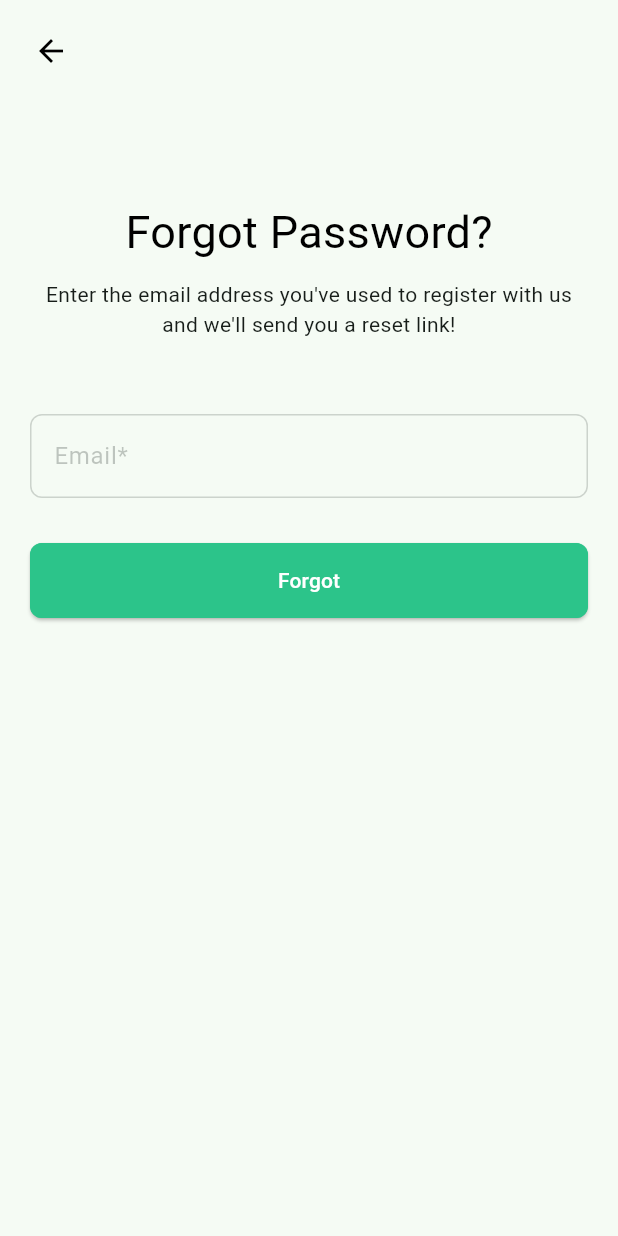
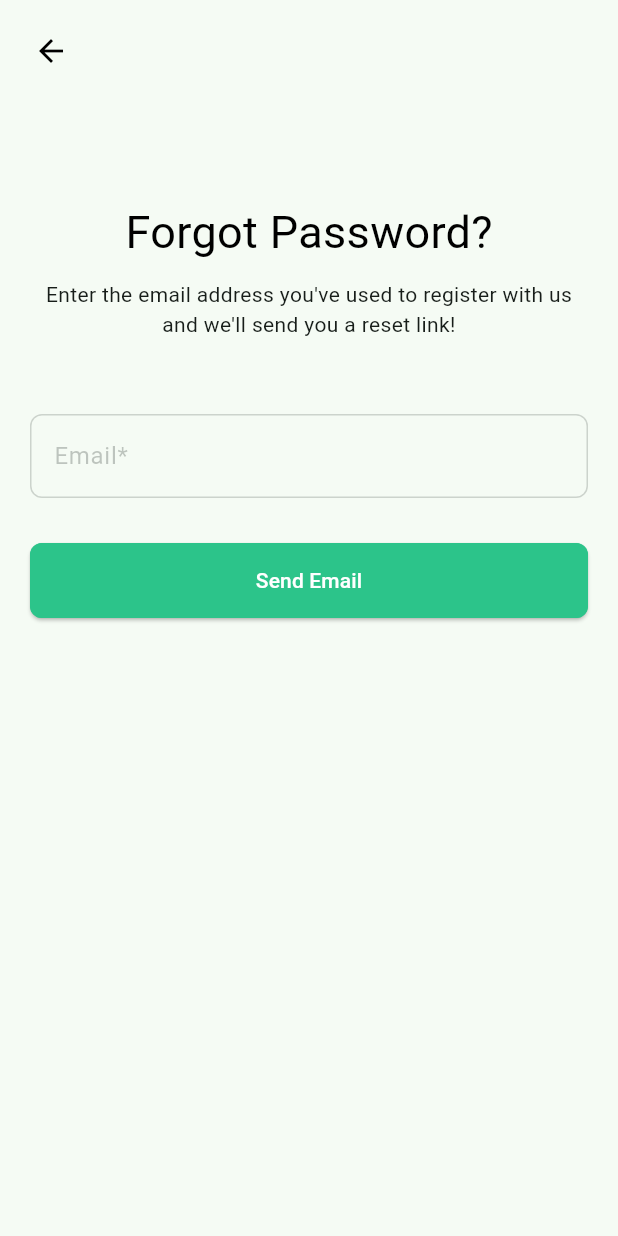
Before and after one commit to akshay-1705/maison_mate_partner_client, a Flutter app: the SignUpWidget screen opened directly, after a tap on "Sign Up", after a tap on "Sign In", after a tap on "Forgot Password?", on a phone screen of 412 x 824 dp. Run offline on Flutter 3.47's test engine with Material 2 defaults, Android fonts, the light colour scheme and no system bars; our stand-ins replace webview_flutter.

Commit message:
animation and minor changes

```diff
--- a/lib/states/sign_in.dart
+++ b/lib/states/sign_in.dart
@@ -13,4 +13,9 @@ class SignInModel extends ChangeNotifier {
     errorMessage = message;
     notifyListeners();
   }
+
+  void clearStates() {
+    errorMessage = '';
+    isLoading = false;
+  }
 }
--- a/lib/states/sign_up.dart
+++ b/lib/states/sign_up.dart
@@ -19,4 +19,10 @@ class SignUpModel extends ChangeNotifier {
     acceptedTerms = value;
     notifyListeners();
   }
+
+  void clearStates() {
+    errorMessage = '';
+    isLoading = false;
+    acceptedTerms = false;
+  }
 }
--- a/lib/widgets/auth/reset_password.dart
+++ b/lib/widgets/auth/forgot_password.dart
@@ -14,6 +14,7 @@ class ResetPasswordWidget extends StatefulWidget {
 
 class _ResetPasswordWidgetState extends State<ResetPasswordWidget> {
   TextEditingController emailController = TextEditingController();
+  final GlobalKey<FormState> _formKey = GlobalKey<FormState>();
   @override
   Widget build(BuildContext context) {
     final model = Provider.of<ForgotPasswordModel>(context);
@@ -33,23 +34,56 @@ class _ResetPasswordWidgetState extends State<ResetPasswordWidget> {
             },
             child: Padding(
                 padding: const EdgeInsets.all(10),
+                child: Form(
+                    key: _formKey,
                     child: ListView(children: [
                       Align(
                         alignment: Alignment.topLeft,
                         child: IconButton(
-                      icon: const Icon(Icons.arrow_back, color: Colors.black),
-                      onPressed: () => Navigator.of(context).pop(),
+                          icon:
+                              const Icon(Icons.arrow_back, color: Colors.black),
+                          onPressed: () {
+                            model.clearStates();
+                            Navigator.of(context).pop();
+                          },
                         ),
                       ),
                       const SizedBox(height: 65),
                       header(),
                       const SizedBox(height: 40),
                       if (model.errorMessage.isNotEmpty) errorMessage(model),
-                  if (model.successMessage.isNotEmpty) successMessage(model),
+                      if (model.successMessage.isNotEmpty)
+                        successMessage(model),
+                      if (model.successMessage.isEmpty)
                         emailField(emailController),
                       const SizedBox(height: 20),
+                      if (model.successMessage.isEmpty)
                         forgotPasswordButton(model),
-                ]))));
+                    ])))));
+  }
+
+  Center successMessage(ForgotPasswordModel model) {
+    return Center(
+      child: AnimatedContainer(
+        duration:
+            const Duration(milliseconds: 500), // Set your desired duration
+        height: model.showSuccessMessage ? 50.0 : 0.0, // Adjust the height
+        child: Row(
+          mainAxisAlignment: MainAxisAlignment.center,
+          children: [
+            const Icon(
+              Icons.check_circle_outline,
+              color: Colors.green,
+            ),
+            const SizedBox(width: 10),
+            Text(
+              model.successMessage,
+              style: const TextStyle(color: Colors.green),
+            ),
+          ],
+        ),
+      ),
+    );
   }
 
   Container forgotPasswordButton(ForgotPasswordModel model) {
@@ -60,7 +94,7 @@ class _ResetPasswordWidgetState extends State<ResetPasswordWidget> {
             ? const Center(child: CircularProgressIndicator())
             : ElevatedButton(
                 onPressed: () async {
-                  if (!model.isLoading) {
+                  if (!model.isLoading && _formKey.currentState!.validate()) {
                     model.setErrorMessage('');
                     model.setsuccessMessage('');
                     await forgotPassword(model);
@@ -74,7 +108,7 @@ class _ResetPasswordWidgetState extends State<ResetPasswordWidget> {
                     ),
                     backgroundColor: MaterialStateProperty.all<Color>(
                         const Color(0xff2cc48a))),
-                child: const Text('Forgot',
+                child: const Text('Send Email',
                     style: TextStyle(color: Colors.white))));
   }
 
@@ -109,13 +143,20 @@ class _ResetPasswordWidgetState extends State<ResetPasswordWidget> {
         opacity: 0.3,
         child: Container(
           padding: const EdgeInsets.all(10),
-          child: TextField(
+          child: TextFormField(
             controller: emailController,
             decoration: const InputDecoration(
               border: OutlineInputBorder(
                   borderRadius: BorderRadius.all(Radius.circular(8))),
               labelText: 'Email*',
             ),
+            validator: (value) {
+              if (value == null || value.isEmpty) {
+                return 'Email is required';
+              }
+              // You can add more complex password validation here if needed
+              return null;
+            },
           ),
         ));
   }
@@ -128,13 +169,13 @@ class _ResetPasswordWidgetState extends State<ResetPasswordWidget> {
     ));
   }
 
-  Center successMessage(ForgotPasswordModel model) {
-    return Center(
-        child: Text(
-      model.successMessage,
-      style: const TextStyle(color: Colors.green),
-    ));
-  }
+  // Center successMessage(ForgotPasswordModel model) {
+  //   return Center(
+  //       child: Text(
+  //     model.successMessage,
+  //     style: const TextStyle(color: Colors.green),
+  //   ));
+  // }
 
   Future<void> forgotPassword(ForgotPasswordModel model) async {
     model.setLoading(true);
@@ -159,6 +200,7 @@ class _ResetPasswordWidgetState extends State<ResetPasswordWidget> {
         model.setsuccessMessage(
             ApiResponse.fromJson(jsonDecode(response.body)).message);
         emailController.text = '';
+        model.showSuccessMessage = true;
       } else if (response.statusCode == 404) {
         model.setsuccessMessage('');
         model.setErrorMessage(
--- a/lib/widgets/auth/sign_in.dart
+++ b/lib/widgets/auth/sign_in.dart
@@ -1,7 +1,7 @@
 import 'package:flutter/material.dart';
 // import 'package:maison_mate/network/response/sign_in.dart';
 // import 'package:maison_mate/network/response/api_response.dart';
-import 'package:maison_mate/widgets/auth/reset_password.dart';
+import 'package:maison_mate/widgets/auth/forgot_password.dart';
 import 'package:maison_mate/widgets/auth/sign_up.dart';
 import 'dart:convert';
 import 'package:http/http.dart' as http;
@@ -45,10 +45,10 @@ class _SignInWidgetState extends State<SignInWidget> {
                               errorMessage(model),
                             formFields(model),
                             const SizedBox(height: 10),
-                            forgotPassword(context),
+                            forgotPassword(context, model),
                             const SizedBox(height: 10),
                             loginContainer(model),
-                            signUp(context),
+                            signUp(context, model),
                           ],
                         ))))));
   }
@@ -99,6 +99,10 @@ class _SignInWidgetState extends State<SignInWidget> {
                 validator: (value) {
                   if (value == null || value.isEmpty) {
                     return 'Email is required';
+                  } else if (!RegExp(
+                          r'^[\w-]+(\.[\w-]+)*@([\w-]+\.)+[a-zA-Z]{2,7}$')
+                      .hasMatch(value)) {
+                    return 'Email is invalid';
                   }
                   // You can add more specific email format validation here if needed
                   return null;
@@ -133,7 +137,7 @@ class _SignInWidgetState extends State<SignInWidget> {
     );
   }
 
-  TextButton forgotPassword(BuildContext context) {
+  TextButton forgotPassword(BuildContext context, SignInModel model) {
     return TextButton(
       onPressed: () {
         Navigator.push(
@@ -207,7 +211,7 @@ class _SignInWidgetState extends State<SignInWidget> {
     }
   }
 
-  Row signUp(BuildContext context) {
+  Row signUp(BuildContext context, SignInModel model) {
     return Row(
       mainAxisAlignment: MainAxisAlignment.center,
       children: <Widget>[
@@ -219,10 +223,9 @@ class _SignInWidgetState extends State<SignInWidget> {
                 TextStyle(fontSize: 17, color: Colors.black.withOpacity(0.6)),
           ),
           onPressed: () {
-            Navigator.pushReplacement(
-              context,
-              MaterialPageRoute(builder: (context) => const SignUpWidget()),
-            );
+            model.clearStates();
+            Navigator.pushReplacement(context,
+                MaterialPageRoute(builder: (context) => const SignUpWidget()));
           },
         )
       ],
--- a/lib/widgets/auth/sign_up.dart
+++ b/lib/widgets/auth/sign_up.dart
@@ -56,7 +56,7 @@ class _SignUpWidgetState extends State<SignUpWidget> {
                       termsAndConditions(model),
                       const SizedBox(height: 10),
                       signUpButton(model),
-                      signInOption(context),
+                      signInOption(context, model),
                     ])))));
   }
 
@@ -68,7 +68,7 @@ class _SignUpWidgetState extends State<SignUpWidget> {
     ));
   }
 
-  Row signInOption(BuildContext context) {
+  Row signInOption(BuildContext context, SignUpModel model) {
     return Row(
       mainAxisAlignment: MainAxisAlignment.center,
       children: <Widget>[
@@ -79,11 +79,13 @@ class _SignUpWidgetState extends State<SignUpWidget> {
               style:
                   TextStyle(fontSize: 17, color: Colors.black.withOpacity(0.6)),
             ),
-          onPressed: () => Navigator.pushReplacement(
+            onPressed: () {
+              model.clearStates();
+              Navigator.pushReplacement(
                 context,
                 MaterialPageRoute(builder: (context) => const SignInWidget()),
-          ),
-        )
+              );
+            })
       ],
     );
   }
```
Also changed, not shown: lib/states/forgot_password.dart (+12 -0 lines). Lines whose indentation alone changed are shown as unchanged.
